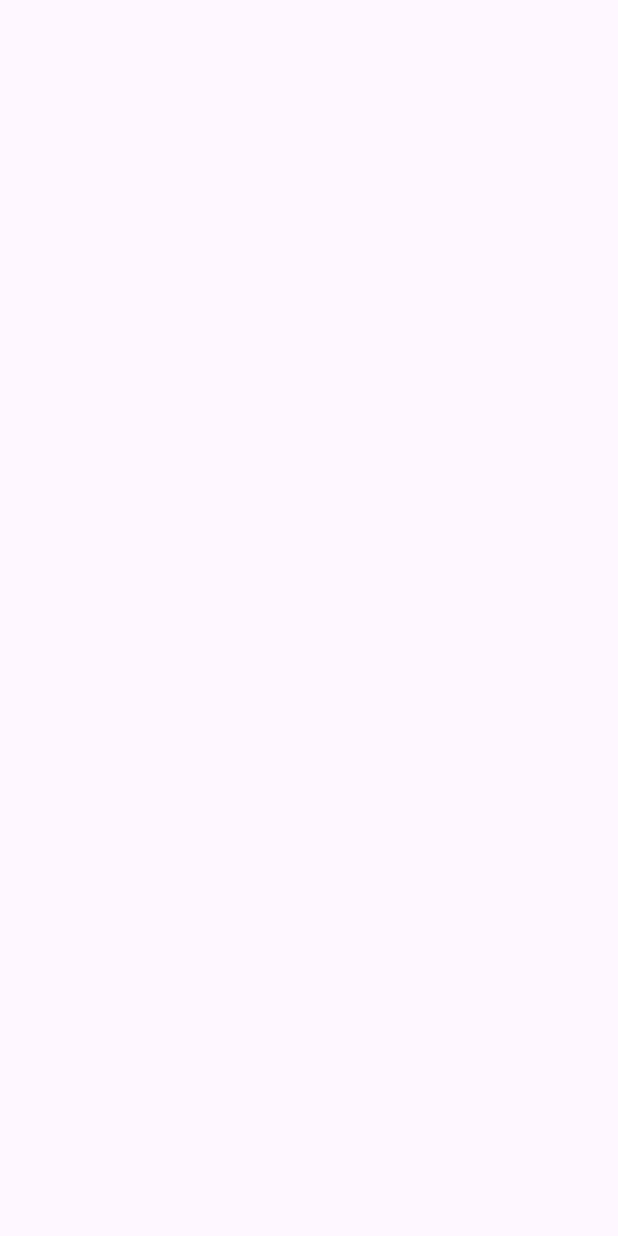
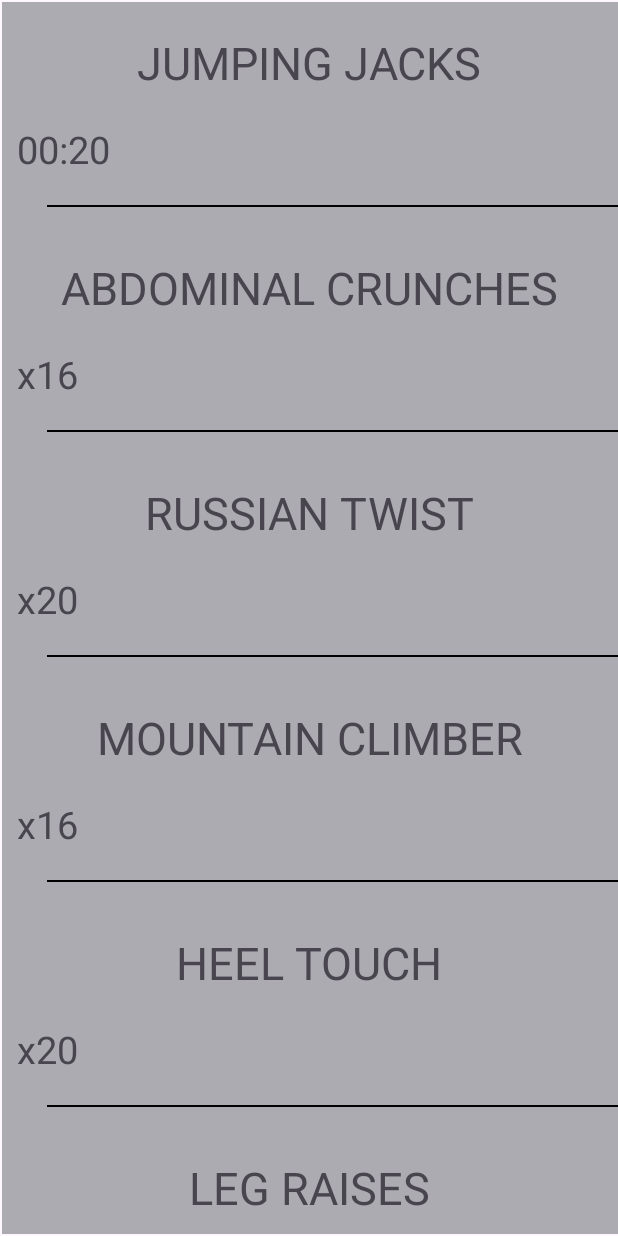
Before and after one commit to letsMakeItCoded/Android_dev, an Android app: the screen it shows after launch (MainActivity4), on a phone screen of 412 x 824 dp. Before the commit the screen is empty. Run offline under Robolectric (Android 15) with nearby library versions, the phone set to English and light mode, and no system bars.

Commit message:
Added the first workout recycler view

```diff
--- /dev/null
+++ b/app/src/main/java/com/example/fiteness/BWI_RecyclerViewAdaper.java
@@ -0,0 +1,57 @@
+package com.example.fiteness;
+
+import android.content.Context;
+import android.view.LayoutInflater;
+import android.view.View;
+import android.view.ViewGroup;
+import android.widget.TextView;
+
+import androidx.annotation.NonNull;
+import androidx.recyclerview.widget.RecyclerView;
+
+import java.util.ArrayList;
+
+public class BWI_RecyclerViewAdaper extends RecyclerView.Adapter<BWI_RecyclerViewAdaper.MyViewHolder>{
+
+
+    Context context;
+    ArrayList<BegWorkoutInterface> begWorkoutInterfaces;
+
+    public BWI_RecyclerViewAdaper(Context context, ArrayList<BegWorkoutInterface> begWorkoutInterfaces){
+        this.context = context;
+        this.begWorkoutInterfaces = begWorkoutInterfaces;
+    }
+
+    @NonNull
+    @Override
+    public BWI_RecyclerViewAdaper.MyViewHolder onCreateViewHolder(@NonNull ViewGroup parent, int viewType) {
+        LayoutInflater inflater = LayoutInflater.from(context);
+        View view = inflater.inflate(R.layout.beg_workout, parent, false);
+        return new BWI_RecyclerViewAdaper.MyViewHolder(view);
+    }
+
+    @Override
+    public void onBindViewHolder(@NonNull BWI_RecyclerViewAdaper.MyViewHolder holder, int position) {
+        holder.begWorkFitName.setText(begWorkoutInterfaces.get(position).getFitnessName());
+        holder.begWorkHow.setText(begWorkoutInterfaces.get(position).getFitnessTime());
+
+    }
+
+    @Override
+    public int getItemCount() {
+        return begWorkoutInterfaces.size();
+    }
+
+    public static class MyViewHolder extends RecyclerView.ViewHolder{
+
+        TextView begWorkFitName;
+        TextView begWorkHow;
+
+        public MyViewHolder(@NonNull View itemView) {
+            super(itemView);
+
+            begWorkFitName = itemView.findViewById(R.id.fitName);
+            begWorkHow = itemView.findViewById(R.id.How);
+        }
+    }
+}
--- /dev/null
+++ b/app/src/main/java/com/example/fiteness/BegWorkoutInterface.java
@@ -0,0 +1,19 @@
+package com.example.fiteness;
+
+public class BegWorkoutInterface {
+    public BegWorkoutInterface(String fitnessName, String fitnessHow) {
+        this.fitnessName = fitnessName;
+        this.fitnessHow = fitnessHow;
+    }
+
+    String fitnessName;
+    String fitnessHow;
+
+    public String getFitnessName() {
+        return fitnessName;
+    }
+
+    public String getFitnessTime() {
+        return fitnessHow;
+    }
+}
--- a/app/src/main/java/com/example/fiteness/MainActivity3.java
+++ b/app/src/main/java/com/example/fiteness/MainActivity3.java
@@ -4,6 +4,7 @@ import androidx.appcompat.app.AppCompatActivity;
 import androidx.recyclerview.widget.LinearLayoutManager;
 import androidx.recyclerview.widget.RecyclerView;
 
+import android.content.Intent;
 import android.os.Bundle;
 import android.widget.Toast;
 
@@ -25,7 +26,8 @@ public class MainActivity3 extends AppCompatActivity {
         bottomNavigationView.setOnNavigationItemSelectedListener(item -> {
             int itemId = item.getItemId();
             if (itemId == R.id.menu_item1) {
-                Toast.makeText(this, "Nice one there", Toast.LENGTH_LONG).show();
+                Intent intent = new Intent(MainActivity3.this, Home_layout.class);
+                startActivity(intent);
             } else if (itemId == R.id.menu_item2) {// Handle menu item 2 selection
                 // Add more cases for other menu items if needed
             }
--- a/app/src/main/java/com/example/fiteness/MainActivity4.java
+++ b/app/src/main/java/com/example/fiteness/MainActivity4.java
@@ -1,14 +1,42 @@
 package com.example.fiteness;
 
 import androidx.appcompat.app.AppCompatActivity;
+import androidx.recyclerview.widget.LinearLayoutManager;
+import androidx.recyclerview.widget.RecyclerView;
 
+import android.annotation.SuppressLint;
 import android.os.Bundle;
+
+import java.util.ArrayList;
 
 public class MainActivity4 extends AppCompatActivity {
 
+    ArrayList<BegWorkoutInterface> begWorkoutInterfaces = new ArrayList<>();
+
+    @SuppressLint("MissingInflatedId")
     @Override
     protected void onCreate(Bundle savedInstanceState) {
         super.onCreate(savedInstanceState);
         setContentView(R.layout.activity_main4);
+
+
+        RecyclerView recyclerView;
+        recyclerView = findViewById(R.id.begWorkRecyclerView);
+
+        setUpBegWorkInterfaceModels();
+        BWI_RecyclerViewAdaper bwAdapter = new BWI_RecyclerViewAdaper(this, begWorkoutInterfaces);
+
+        recyclerView.setAdapter(bwAdapter);
+        recyclerView.setLayoutManager(new LinearLayoutManager(this));
+
+    }
+
+    private void setUpBegWorkInterfaceModels(){
+        String[] begWorkCategoryNames = getResources().getStringArray(R.array.workout_cat);
+        String[] begWorkTimeCategoryNames = getResources().getStringArray(R.array.time_cat);
+
+        for (int i = 0; i < begWorkCategoryNames.length; i++){
+            begWorkoutInterfaces.add(new BegWorkoutInterface(begWorkCategoryNames[i], begWorkTimeCategoryNames[i]));
+        }
     }
 }
--- a/app/src/main/java/com/example/fiteness/SplashActivity.java
+++ b/app/src/main/java/com/example/fiteness/SplashActivity.java
@@ -15,7 +15,7 @@ public class SplashActivity extends AppCompatActivity {
        new Handler().postDelayed(new Runnable() {
            @Override
            public void run(){
-               startActivity(new Intent(SplashActivity.this,MainActivity.class));
+               startActivity(new Intent(SplashActivity.this,Home_layout.class));
                finish();
 
             }
--- a/app/src/main/res/layout/activity_main4.xml
+++ b/app/src/main/res/layout/activity_main4.xml
@@ -1,14 +1,33 @@
 <?xml version="1.0" encoding="utf-8"?>
-<RelativeLayout xmlns:android="http://schemas.android.com/apk/res/android"
+<RelativeLayout
+    xmlns:android="http://schemas.android.com/apk/res/android"
     xmlns:app="http://schemas.android.com/apk/res-auto"
     xmlns:tools="http://schemas.android.com/tools"
     android:layout_width="match_parent"
     android:layout_height="match_parent"
-    tools:context=".MainActivity4">
+    tools:context=".MainActivity3"
+    >
 
+    <RelativeLayout
+        android:layout_width="match_parent"
+        android:layout_height="wrap_content">
 
+        <androidx.recyclerview.widget.RecyclerView
+            android:id="@+id/begWorkRecyclerView"
+            android:layout_width="match_parent"
+            android:layout_height="wrap_content"
+            android:layout_marginStart="1dp"
+            android:layout_marginTop="1dp"
+            android:layout_marginEnd="0dp"
+            android:layout_marginBottom="0dp"
+            android:paddingBottom="1dp"
+            app:layout_constraintBottom_toBottomOf="parent"
+            app:layout_constraintEnd_toEndOf="parent"
+            app:layout_constraintStart_toStartOf="parent"
+            app:layout_constraintTop_toTopOf="parent"
+            app:layout_constraintVertical_bias="0.0" />
 
-
+    </RelativeLayout>
 
 
 </RelativeLayout>
--- /dev/null
+++ b/app/src/main/res/layout/beg_workout.xml
@@ -0,0 +1,46 @@
+<?xml version="1.0" encoding="utf-8"?>
+<RelativeLayout xmlns:android="http://schemas.android.com/apk/res/android"
+    xmlns:app="http://schemas.android.com/apk/res-auto"
+    xmlns:tools="http://schemas.android.com/tools"
+    android:layout_width="match_parent"
+    android:layout_height="wrap_content"
+    tools:context=".MainActivity4"
+    android:background="@color/material_dynamic_neutral70">
+
+    <RelativeLayout
+        android:layout_width="match_parent"
+        android:layout_height="150dp">
+
+        <TextView
+            android:id="@+id/fitName"
+            android:layout_width="wrap_content"
+            android:layout_height="wrap_content"
+            android:layout_centerHorizontal="true"
+            android:layout_marginStart="10dp"
+            android:layout_marginTop="20dp"
+            android:text="Joseph"
+            android:textSize="30dp" />
+
+        <TextView
+            android:id="@+id/How"
+            android:layout_width="wrap_content"
+            android:layout_height="wrap_content"
+            android:layout_below="@id/fitName"
+            android:text="How"
+            android:layout_marginBottom="20dp"
+            android:layout_marginStart="10dp"
+            android:layout_marginTop="20dp"
+            android:textSize="25dp"/>
+
+        <TextView
+            android:layout_width="match_parent"
+            android:layout_height="1dp"
+            android:background="@color/black"
+            android:layout_below="@id/How"
+            android:layout_marginLeft="30dp"/>
+
+
+    </RelativeLayout>
+
+
+</RelativeLayout>
--- a/app/src/main/res/values/strings.xml
+++ b/app/src/main/res/values/strings.xml
@@ -9,5 +9,41 @@
         <item>LEGS SECTION</item>
     </string-array>
 
+    <string-array name="workout_cat">
+        <item>JUMPING JACKS</item>
+        <item>ABDOMINAL CRUNCHES</item>
+        <item>RUSSIAN TWIST</item>
+        <item>MOUNTAIN CLIMBER</item>
+        <item>HEEL TOUCH</item>
+        <item>LEG RAISES</item>
+        <item>PLANK</item>
+        <item>ABDOMINAL CRUNCHES</item>
+        <item>RUSSIAN TWIST</item>
+        <item>MOUNTAIN CLIMBER</item>
+        <item>HEEL TOUCH</item>
+        <item>LEG RAISES</item>
+        <item>PLANK</item>
+        <item>COBRA STRETCH</item>
+        <item>SPINE LUMBER TWIST STRETCH LEFT</item>
+        <item>SPINE LUMBER TWIST STRETCH RIGHT</item>
+    </string-array>
 
+    <string-array name="time_cat">
+        <item>00:20</item>
+        <item>x16</item>
+        <item>x20</item>
+        <item>x16</item>
+        <item>x20</item>
+        <item>x16</item>
+        <item>00:20</item>
+        <item>x12</item>
+        <item>x32</item>
+        <item>x12</item>
+        <item>x20</item>
+        <item>x14</item>
+        <item>00:30</item>
+        <item>00:30</item>
+        <item>00:30</item>
+        <item>00:30</item>
+    </string-array>
 </resources>
```
Also changed, not shown: app/src/main/AndroidManifest.xml (+10 -6 lines), app/src/main/java/com/example/fiteness/Home_layout.java (added, +48 -0 lines), app/src/main/java/com/example/fiteness/MainActivity.java (+16 -0 lines), app/src/main/java/com/example/fiteness/MainActivity2.java (+15 -0 lines), app/src/main/res/layout/home_layout.xml (added, +75 -0 lines).
